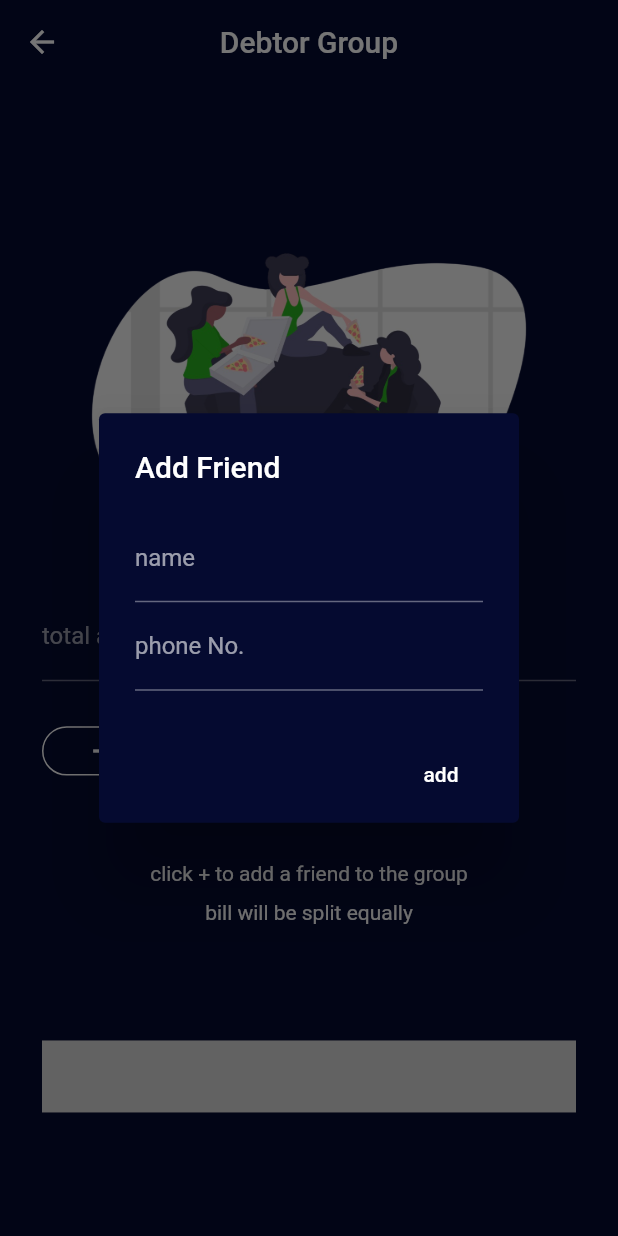
After one commit to Enigma-I-am/splitb, a Flutter app: the CreateNewDebtorGroup screen opened directly, after a tap on the "add" icon, on a phone screen of 412 x 824 dp. The commit adds this screen. Run offline on Flutter 3.47's test engine with Material 2 defaults, Android fonts, the phone set to English and light mode, and no system bars; our stand-ins replace cloud_firestore, firebase_auth, flutter_hooks, flutter_slidable, google_fonts, hooks_riverpod and 3 more; missing offline and left inert: dot_tab_indicator; accounts and stored records are empty; Roboto replaces fonts that are missing (Ubuntu); statements that could not run were skipped.

Commit message:
implemented group and friend creation

```diff
--- a/lib/constants.dart
+++ b/lib/constants.dart
@@ -7,4 +7,5 @@ const HOMESCREEN = 'homeScreen';
 const ONBOARDINGSCREEN = 'onboardingScreen';
 const SPLASHSCREEN = 'splashscreen';
 const CREATENEWDEBTORSCREEN = 'createNewDebtor';
+const CREATENEWDEBTORGROUPSCREEN = 'createNewDebtorGroup';
 const DEBTDETAILSCREEN = 'debtDetail';
--- /dev/null
+++ b/lib/core/models/group_friend_model.dart
@@ -0,0 +1,27 @@
+import 'package:cloud_firestore/cloud_firestore.dart';
+import 'package:flutter/material.dart';
+
+class FriendGroupModel {
+  String friendName;
+  String phoneNumber;
+  final DocumentReference reference;
+  FriendGroupModel({
+    @required this.friendName,
+    @required this.phoneNumber,
+    this.reference,
+  });
+
+  FriendGroupModel.fromMap(Map<dynamic, dynamic> map, {this.reference})
+      : friendName = map["friendName"],
+        phoneNumber = map["phhoneNumber"];
+
+  FriendGroupModel.fromSnapshot(DocumentSnapshot snapshot)
+      : this.fromMap(snapshot.data, reference: snapshot.reference);
+
+  Map<String, dynamic> toJson() {
+    final Map<String, dynamic> data = Map<String, dynamic>();
+    data["friendName"] = friendName;
+    data["phoneNumber"] = phoneNumber;
+    return data;
+  }
+}
--- /dev/null
+++ b/lib/core/models/group_model.dart
@@ -0,0 +1,36 @@
+import 'package:cloud_firestore/cloud_firestore.dart';
+import 'package:flutter/material.dart';
+import 'package:splitb/core/models/group_friend_model.dart';
+
+class GroupModel {
+  List<FriendGroupModel> group;
+  String userId;
+  String groupName;
+  int amount;
+  final DocumentReference reference;
+
+  GroupModel(
+      {@required this.group,
+      @required this.userId,
+      @required this.groupName,
+      @required this.amount,
+      this.reference});
+
+  GroupModel.fromMap(Map<dynamic, dynamic> map, {this.reference})
+      : group = map["group"],
+        userId = map["userId"],
+        groupName = map["groupName"],
+        amount = map["amount"];
+
+  GroupModel.fromSnapshot(DocumentSnapshot snapshot)
+      : this.fromMap(snapshot.data, reference: snapshot.reference);
+
+  Map<String, dynamic> toJson() {
+    Map<String, dynamic> data = Map<String, dynamic>();
+    data["group"] = group.map((i) => i.toJson()).toList();
+    data["userId"] = userId;
+    data["amount"] = amount;
+    data["groupName"] = groupName;
+    return data;
+  }
+}
--- a/lib/core/viewmodels/auth_vm.dart
+++ b/lib/core/viewmodels/auth_vm.dart
@@ -22,10 +22,11 @@ class AuthViewmodel extends BaseViewModel {
     setBusy(true);
     var result = await _authenticationService.logInUser(
         email: email, password: password);
+
     setBusy(false);
 
     if (result is bool) {
-      print(result);
+      // print(result);
       if (result) {
         _navigationService.navigateAndClearHistory(HOMESCREEN);
       }
@@ -39,7 +40,7 @@ class AuthViewmodel extends BaseViewModel {
     setBusy(false);
 
     if (result is bool) {
-      print(result);
+      // print(result);
       if (result) {
         _navigationService.navigateAndClearHistory(HOMESCREEN);
       }
--- a/lib/core/viewmodels/homescreenvm.dart
+++ b/lib/core/viewmodels/homescreenvm.dart
@@ -16,8 +16,8 @@ class HomeScreenVM extends BaseViewModel {
     await _navigationService.navigateTo(PROFILESCREEN);
   }
 
-  void navigateTocreateNewGroupOrFriendScreen() async {
-    await _navigationService.navigateTo(CREATENEWDEBTORSCREEN);
+  void navigateTocreateNewGroupOrFriendScreen(String route) async {
+    await _navigationService.navigateTo(route);
   }
 
   void navigateToDebtDetail(String title) async {
--- a/lib/providers.dart
+++ b/lib/providers.dart
@@ -1,9 +1,11 @@
 import 'package:hooks_riverpod/hooks_riverpod.dart';
 import 'package:splitb/core/services/authentication_service.dart';
 import 'package:splitb/core/services/firestore_service.dart';
+import 'package:splitb/core/viewmodels/createnewdebtorgroup_vm.dart';
 import 'package:splitb/core/viewmodels/homescreenvm.dart';
 import 'package:splitb/core/viewmodels/auth_vm.dart';
 import 'core/services/navigation_service.dart';
+import 'core/viewmodels/createnewdebtor_vm.dart';
 
 final navService = Provider((ref) => NavigationService());
 final fireStoreService = Provider((ref) => FirestoreServcie());
@@ -11,3 +13,7 @@ final authService = Provider((ref) => AuthenticationService(ref));
 
 final startVm = ChangeNotifierProvider((ref) => AuthViewmodel(ref));
 final homescreenVm = ChangeNotifierProvider((ref) => HomeScreenVM(ref));
+final createDebtorVm =
+    ChangeNotifierProvider((ref) => CreateDebtorViewmodel(ref));
+final createDebtorGroupVm =
+    ChangeNotifierProvider((ref) => CreateNewDebtorGroupViewmodel(ref));
--- /dev/null
+++ b/lib/screens/createnewdebtorgroup.dart
@@ -0,0 +1,240 @@
+import 'package:flutter/material.dart';
+
+import 'package:hooks_riverpod/hooks_riverpod.dart';
+import 'package:splitb/core/models/friendmodel.dart';
+import 'package:splitb/core/models/group_friend_model.dart';
+import 'package:splitb/providers.dart';
+import 'package:splitb/utils/margin.dart';
+import 'package:splitb/utils/theme.dart';
+import 'package:splitb/widgets/addwidget.dart';
+import 'package:splitb/widgets/avaterwidget.dart';
+
+class CreateNewDebtorGroup extends StatefulWidget {
+  @override
+  _CreateNewDebtorGroupState createState() => _CreateNewDebtorGroupState();
+}
+
+class _CreateNewDebtorGroupState extends State<CreateNewDebtorGroup> {
+  final _formKey = GlobalKey<FormState>();
+  List<FriendGroupModel> friends = [];
+  int _amount;
+  String _name;
+  @override
+  Widget build(BuildContext context) {
+    // final _viewmodel = useProvider(createDebtorGroupVm);
+
+    return Scaffold(
+      appBar: AppBar(
+        centerTitle: true,
+        elevation: 0.0,
+        backgroundColor: HexColor.fromHex("#050A30"),
+        title: Text("Debtor Group"),
+        iconTheme: IconThemeData(color: Colors.white),
+      ),
+      body: Padding(
+        padding: const EdgeInsets.symmetric(horizontal: 28, vertical: 16),
+        child: Form(
+          key: _formKey,
+          child: ListView(
+            children: <Widget>[
+              YMargin(MediaQuery.of(context).size.height * 0.05),
+              Image.asset(
+                "assets/images/family.png",
+                fit: BoxFit.contain,
+                height: MediaQuery.of(context).size.height * 0.33,
+                width: MediaQuery.of(context).size.width * 0.33,
+              ),
+              YMargin(10),
+              Row(
+                crossAxisAlignment: CrossAxisAlignment.start,
+                mainAxisAlignment: MainAxisAlignment.start,
+                children: <Widget>[
+                  Flexible(
+                    flex: 2,
+                    child: TextFormField(
+                      keyboardType: TextInputType.number,
+                      style: TextStyle(color: Colors.white),
+                      validator: (value) {
+                        if (value.isEmpty) {
+                          return "please tell us how much";
+                        }
+                        return null;
+                      },
+                      onSaved: (input) => _amount = int.parse(input),
+                      decoration: InputDecoration(
+                        labelText: "total amount spent",
+                        // suffix: suffix,
+                      ),
+                    ),
+                  ),
+                  XMargin(10),
+                  Flexible(
+                    flex: 3,
+                    child: TextFormField(
+                      style: TextStyle(color: Colors.white),
+                      validator: (value) {
+                        if (value.isEmpty) {
+                          return "please give group/activity a name";
+                        }
+                        return null;
+                      },
+                      onSaved: (input) => _name = input,
+                      decoration: InputDecoration(
+                        labelText: "group name",
+                        // suffix: suffix,
+                      ),
+                    ),
+                  ),
+                ],
+              ),
+              YMargin(30),
+              Row(
+                crossAxisAlignment: CrossAxisAlignment.center,
+                mainAxisAlignment: MainAxisAlignment.start,
+                children: <Widget>[
+                  InkWell(
+                    onTap: () async {
+                      var model = await createDialog(context);
+                      print(model.friendName);
+                      friends.add(model);
+                      print(friends.length);
+                      setState(() {
+
+                      });
+                      // await _viewmodel.addFriendToList(model);
+                    },
+                    child: AddWidget(),
+                  ),
+                ],
+              ),
+              Container(
+                height: MediaQuery.of(context).size.height * 0.19,
+                child: friends.isNotEmpty
+                    ? ListView.builder(
+                        itemCount: friends.length,
+                        scrollDirection: Axis.horizontal,
+                        itemBuilder: (context, index) {
+                          print(friends[index].friendName);
+                          return AvaterWidget(title: friends[index].friendName);
+                        },
+                      )
+                    : Center(
+                        child: Column(
+                          mainAxisAlignment: MainAxisAlignment.center,
+                          children: <Widget>[
+                            Text("click + to add a friend to the group",
+                                style: TextStyle(color: Colors.white)),
+                            YMargin(10),
+                            Text("bill will be split equally",
+                                style: TextStyle(color: Colors.white))
+                          ],
+                        ),
+                      ),
+              ),
+              YMargin(20),
+              Consumer((context, watch) {
+                final viewmodel = watch(createDebtorGroupVm);
+                return FlatButton(
+                  color: Colors.green,
+                  onPressed: () async {
+                    var formState = _formKey.currentState;
+                    if (formState.validate()) {
+                      formState.save();
+
+                      var amountOwedPrePerson = _amount / friends.length;
+                      print(friends[0].friendName);
+
+                      await viewmodel.addGroup(
+                          friends, _name, amountOwedPrePerson.toInt());
+                    }
+                  },
+                  child: Text(
+                    "Create",
+                    style: TextStyle(
+                      color: Colors.white,
+                    ),
+                  ),
+                );
+              })
+            ],
+          ),
+        ),
+      ),
+    );
+  }
+
+  Future<FriendGroupModel> createDialog(BuildContext context) {
+    final _dialogFormKey = GlobalKey<FormState>();
+    return showDialog(
+        context: context,
+        builder: (context) {
+          String _name, _phoneNumber;
+          return ConstrainedBox(
+            constraints: BoxConstraints(maxHeight: 20.0),
+            child: AlertDialog(
+              backgroundColor: HexColor.fromHex("#050A30"),
+              title: Text(
+                "Add Friend",
+                style: TextStyle(color: Colors.white),
+              ),
+              content: Form(
+                key: _dialogFormKey,
+                child: Column(
+                  mainAxisSize: MainAxisSize.min,
+                  children: <Widget>[
+                    TextFormField(
+                      keyboardType: TextInputType.text,
+                      style: TextStyle(color: Colors.white),
+                      validator: (value) {
+                        if (value.isEmpty) {
+                          return "please tell us the name";
+                        }
+                        return null;
+                      },
+                      onSaved: (input) => _name = input,
+                      decoration: InputDecoration(
+                        labelText: "name",
+                        // suffix: suffix,
+                      ),
+                    ),
+                    TextFormField(
+                      keyboardType: TextInputType.number,
+                      style: TextStyle(color: Colors.white),
+                      validator: (value) {
+                        if (value.isEmpty) {
+                          return "please tell us phone number";
+                        }
+                        return null;
+                      },
+                      onSaved: (input) => _phoneNumber = input,
+                      decoration: InputDecoration(
+                        labelText: "phone No.",
+                        // suffix: suffix,
+                      ),
+                    ),
+                  ],
+                ),
+              ),
+              actions: <Widget>[
+                MaterialButton(
+                  onPressed: () {
+                    var formState = _dialogFormKey.currentState;
+                    if (formState.validate()) {
+                      formState.save();
+                      // addstuff.call();
+                      // addstuff();
+                      Navigator.pop(
+                          context,
+                          FriendGroupModel(
+                              friendName: _name, phoneNumber: _phoneNumber));
+                    }
+                  },
+                  elevation: 3.0,
+                  child: Text("add"),
+                )
+              ],
+            ),
+          );
+        });
+  }
+}
--- a/lib/screens/loginscreen.dart
+++ b/lib/screens/loginscreen.dart
@@ -81,13 +81,13 @@ class LoginScreen extends HookWidget {
                 onPressed: () {
                   var formState = _formKey.currentState;
                   if (formState.validate()) {
-                    final snackBar =
-                        SnackBar(content: Text('Incorrect password!'));
+                    // final snackBar =
+                    //     SnackBar(content: Text('Incorrect password!'));
                     formState.save();
 
                      _viewmodel.logUserIn(email: email, password: password);
 
-                      Scaffold.of(context).showSnackBar(snackBar);
+                      // Scaffold.of(context).showSnackBar(snackBar);
 
                   }
                 },
--- a/lib/widgets/addwidget.dart
+++ b/lib/widgets/addwidget.dart
@@ -8,9 +8,10 @@ class AddWidget extends StatelessWidget {
       decoration: BoxDecoration(
           borderRadius: BorderRadius.all(Radius.circular(20)),
           border: Border.all(color: Colors.white)),
-      width: MediaQuery.of(context).size.width * 0.08,
+      width: MediaQuery.of(context).size.width * 0.2,
       height: MediaQuery.of(context).size.height * 0.04,
-      margin: const EdgeInsets.all(8.0),
+
+      // padding: EdgeInsets.all(8.0),
       child: Center(
         child: Icon(Icons.add,color: Colors.white,)
       ),
```
Also changed, not shown: lib/core/models/friendmodel.dart (added, +36 -0 lines), lib/core/services/authentication_service.dart (+19 -0 lines), lib/core/services/firestore_service.dart (+25 -3 lines), lib/core/viewmodels/createnewdebtor_vm.dart (added, +40 -0 lines), lib/core/viewmodels/createnewdebtorgroup_vm.dart (added, +30 -0 lines), lib/router.dart (+11 -5 lines), lib/screens/createnewdebtor.dart (+30 -37 lines), lib/screens/splashscreens.dart (+8 -1 lines), lib/widgets/avaterwidget.dart (+10 -3 lines), lib/widgets/customtabbar.dart (+3 -6 lines), lib/widgets/groups_friends_bottomsheet.dart (+58 -42 lines).
